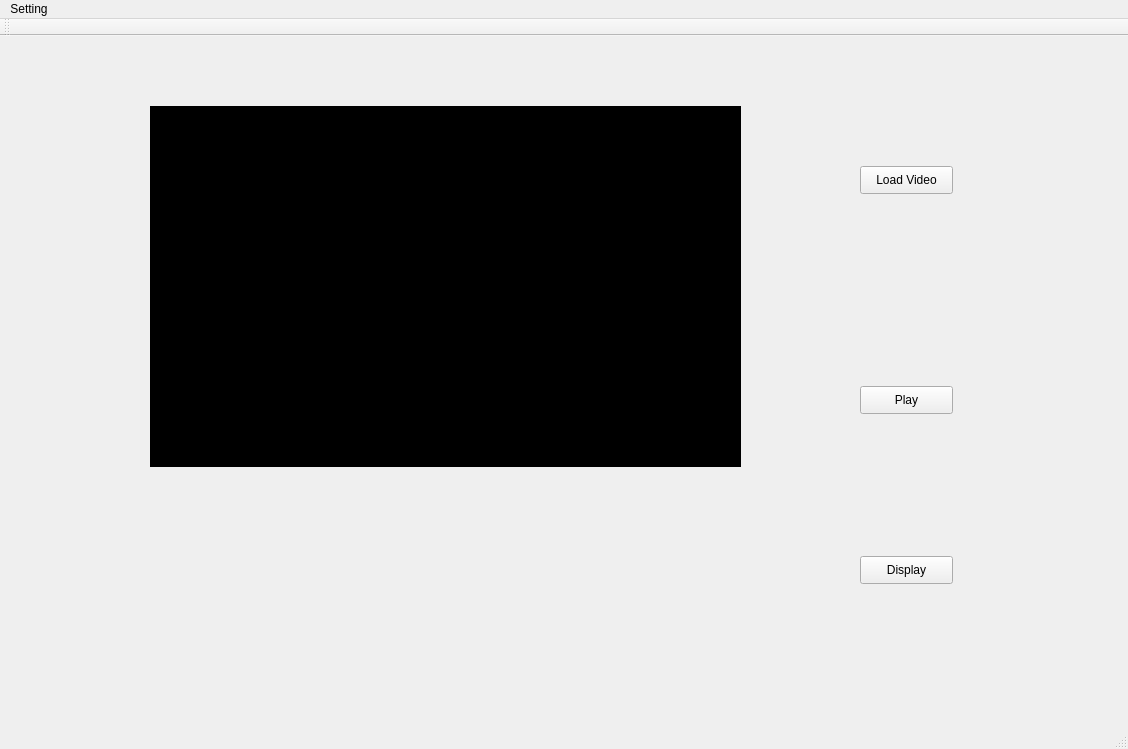
The window that Video_play/Video_play/video_play.ui (sailisanke/Ultrasound_online_software_0.00) describes before a commit, drawn with Qt 5.
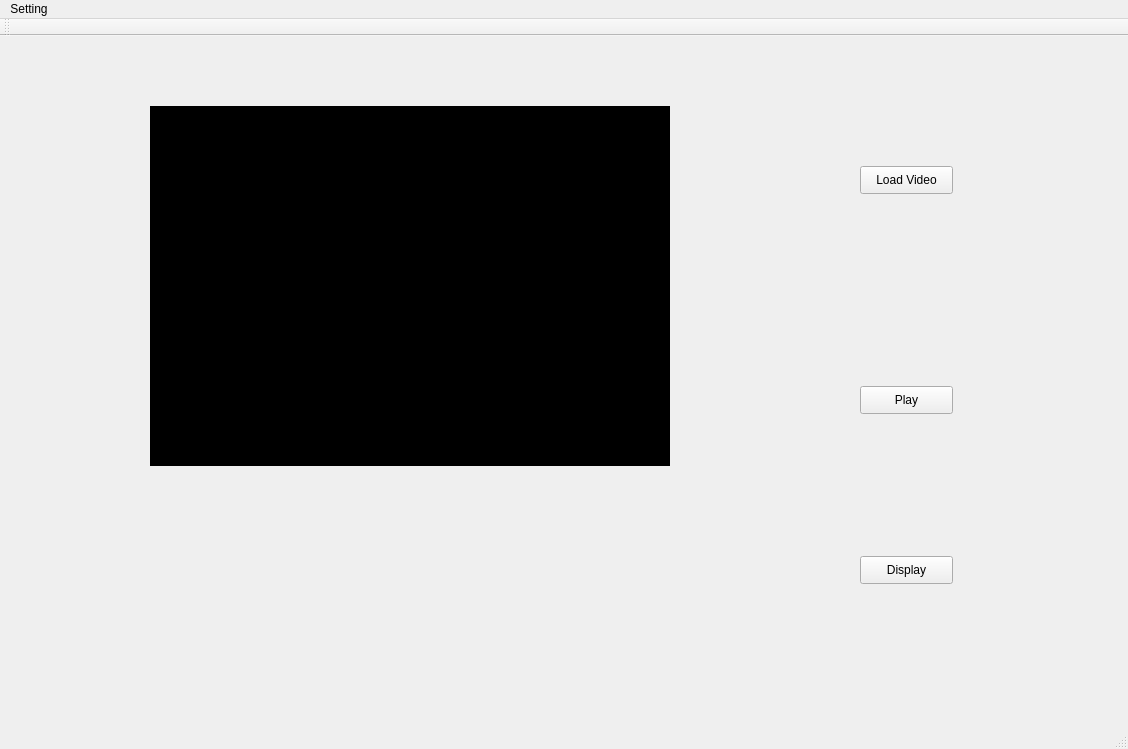
The same window after the commit.

```diff
--- a/Video_play/Video_play/video_play.ui
+++ b/Video_play/Video_play/video_play.ui
@@ -45,8 +45,8 @@
      <rect>
       <x>150</x>
       <y>70</y>
-      <width>591</width>
-      <height>361</height>
+      <width>520</width>
+      <height>360</height>
      </rect>
     </property>
     <property name="autoFillBackground">
```
